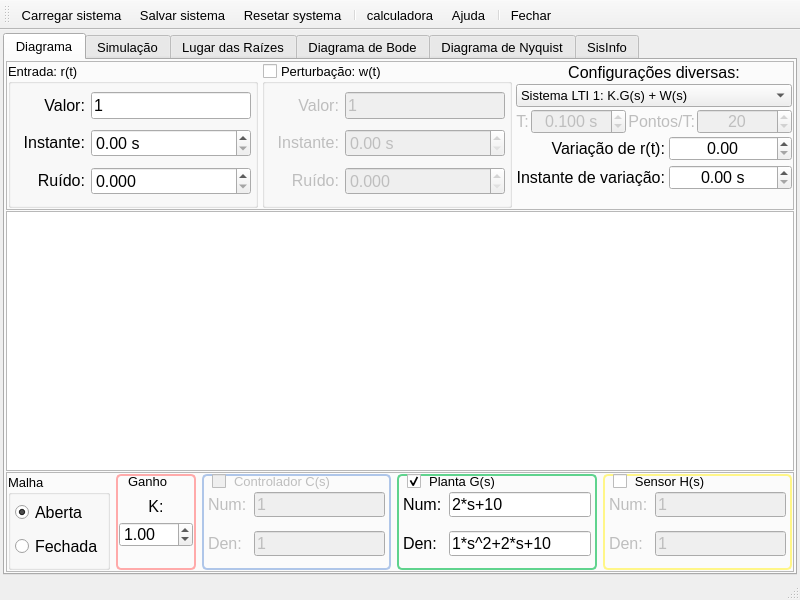
First picture: the form in MainWindow.ui, repository miguelmoreto/labcontrole, before the edit.
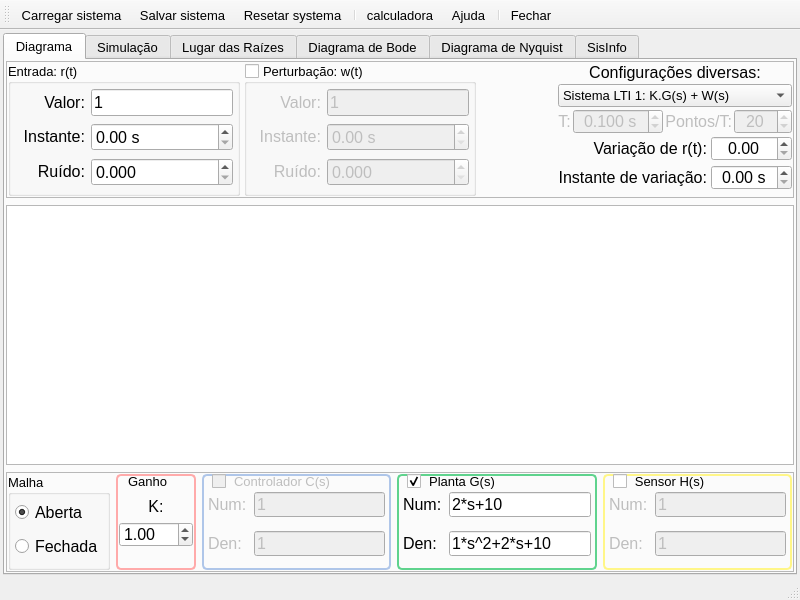
Second picture: the form after the edit. The open tabs and pages were chosen to show the change. Icons and pictures are not drawn. Custom widgets are drawn as their Qt base class.

Diff of the .ui file:
```diff
--- a/MainWindow.ui
+++ b/MainWindow.ui
@@ -596,6 +596,19 @@
              </layout>
             </widget>
            </item>
+           <item>
+            <spacer name="horizontalSpacer">
+             <property name="orientation">
+              <enum>Qt::Horizontal</enum>
+             </property>
+             <property name="sizeHint" stdset="0">
+              <size>
+               <width>40</width>
+               <height>20</height>
+              </size>
+             </property>
+            </spacer>
+           </item>
            <item>
             <layout class="QVBoxLayout" name="verticalLayout_10">
              <property name="spacing">
@@ -1004,6 +1017,19 @@
           </layout>
          </widget>
         </item>
+        <item>
+         <spacer name="verticalSpacer_21">
+          <property name="orientation">
+           <enum>Qt::Vertical</enum>
+          </property>
+          <property name="sizeHint" stdset="0">
+           <size>
+            <width>20</width>
+            <height>40</height>
+           </size>
+          </property>
+         </spacer>
+        </item>
         <item>
          <widget class="QGraphicsView" name="graphicsView">
           <property name="sizePolicy">
@@ -1029,6 +1055,19 @@
           </property>
          </widget>
         </item>
+        <item>
+         <spacer name="verticalSpacer_22">
+          <property name="orientation">
+           <enum>Qt::Vertical</enum>
+          </property>
+          <property name="sizeHint" stdset="0">
+           <size>
+            <width>20</width>
+            <height>40</height>
+           </size>
+          </property>
+         </spacer>
+        </item>
         <item>
          <widget class="QFrame" name="frameSis">
           <property name="sizePolicy">
```
Left out of the diff: 8 changed lines with no effect on the pictures.
